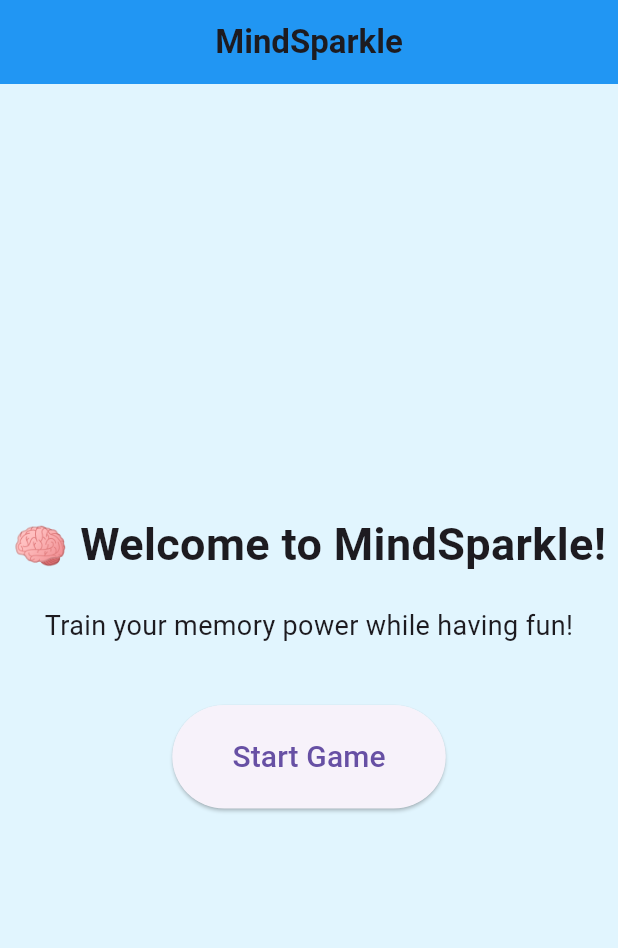
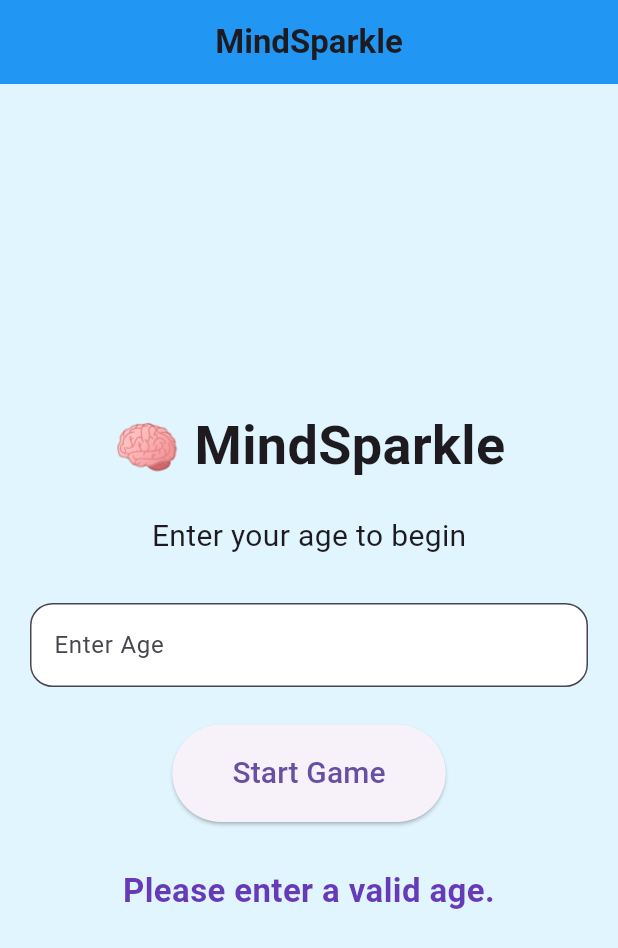
Before and after one commit to harshi-ls/MindSparkle, a Flutter app: the screen it shows after launch, after a tap on "Start Game", on a phone screen of 412 x 824 dp. Shown: the top 948 px of the screen. Run offline on Flutter 3.47's test engine with Material 3 defaults, Android fonts, the phone set to English and light mode, and no system bars.

Commit message:
Added adaptive age-based difficulty system
Implemented age input and automatic difficulty calculation for the MindSparkle memory game.

```diff
--- a/lib/main.dart
+++ b/lib/main.dart
@@ -11,49 +11,116 @@ class MindSparkleApp extends StatelessWidget {
   Widget build(BuildContext context) {
     return MaterialApp(
       debugShowCheckedModeBanner: false,
-      home: Scaffold(
+      home: const WelcomeScreen(),
+    );
+  }
+}
+
+class WelcomeScreen extends StatefulWidget {
+  const WelcomeScreen({super.key});
+
+  @override
+  State<WelcomeScreen> createState() => _WelcomeScreenState();
+}
+
+class _WelcomeScreenState extends State<WelcomeScreen> {
+  final TextEditingController ageController = TextEditingController();
+
+  String difficulty = "";
+
+  void calculateDifficulty() {
+    int age = int.tryParse(ageController.text) ?? 0;
+
+    if (age <= 0) {
+      difficulty = "Please enter a valid age.";
+    } else if (age <= 6) {
+      difficulty = "Very Easy Mode (2x2 Grid)";
+    } else if (age <= 10) {
+      difficulty = "Easy Mode (4x2 Grid)";
+    } else if (age <= 15) {
+      difficulty = "Medium Mode (4x4 Grid)";
+    } else if (age <= 25) {
+      difficulty = "Hard Mode (6x4 Grid)";
+    } else {
+      difficulty = "Expert Mode (6x6 Grid)";
+    }
+
+    setState(() {});
+  }
+
+  @override
+  Widget build(BuildContext context) {
+    return Scaffold(
       backgroundColor: Colors.lightBlue.shade50,
       appBar: AppBar(
         backgroundColor: Colors.blue,
         title: const Text(
           'MindSparkle',
-            style: TextStyle(
-              fontWeight: FontWeight.bold,
-            ),
+          style: TextStyle(fontWeight: FontWeight.bold),
         ),
         centerTitle: true,
       ),
       body: Center(
+        child: Padding(
+          padding: const EdgeInsets.all(20),
           child: Column(
             mainAxisAlignment: MainAxisAlignment.center,
             children: [
               const Text(
-                '🧠 Welcome to MindSparkle!',
+                '🧠 MindSparkle',
                 style: TextStyle(
-                  fontSize: 30,
+                  fontSize: 36,
                   fontWeight: FontWeight.bold,
                 ),
               ),
+
               const SizedBox(height: 20),
+
               const Text(
-                'Train your memory power while having fun!',
-                textAlign: TextAlign.center,
-                style: TextStyle(
-                  fontSize: 18,
+                'Enter your age to begin',
+                style: TextStyle(fontSize: 20),
+              ),
+
+              const SizedBox(height: 30),
+
+              TextField(
+                controller: ageController,
+                keyboardType: TextInputType.number,
+                decoration: InputDecoration(
+                  hintText: 'Enter Age',
+                  border: OutlineInputBorder(
+                    borderRadius: BorderRadius.circular(15),
+                  ),
+                  filled: true,
+                  fillColor: Colors.white,
                 ),
               ),
-              const SizedBox(height: 40),
+
+              const SizedBox(height: 25),
+
               ElevatedButton(
-                onPressed: () {},
+                onPressed: calculateDifficulty,
                 style: ElevatedButton.styleFrom(
                   padding: const EdgeInsets.symmetric(
                     horizontal: 40,
-                    vertical: 20,
+                    vertical: 18,
                   ),
                 ),
                 child: const Text(
                   'Start Game',
                   style: TextStyle(fontSize: 20),
+                ),
+              ),
+
+              const SizedBox(height: 30),
+
+              Text(
+                difficulty,
+                textAlign: TextAlign.center,
+                style: const TextStyle(
+                  fontSize: 22,
+                  fontWeight: FontWeight.bold,
+                  color: Colors.deepPurple,
                 ),
               ),
             ],
```
Lines whose indentation alone changed are shown as unchanged.
